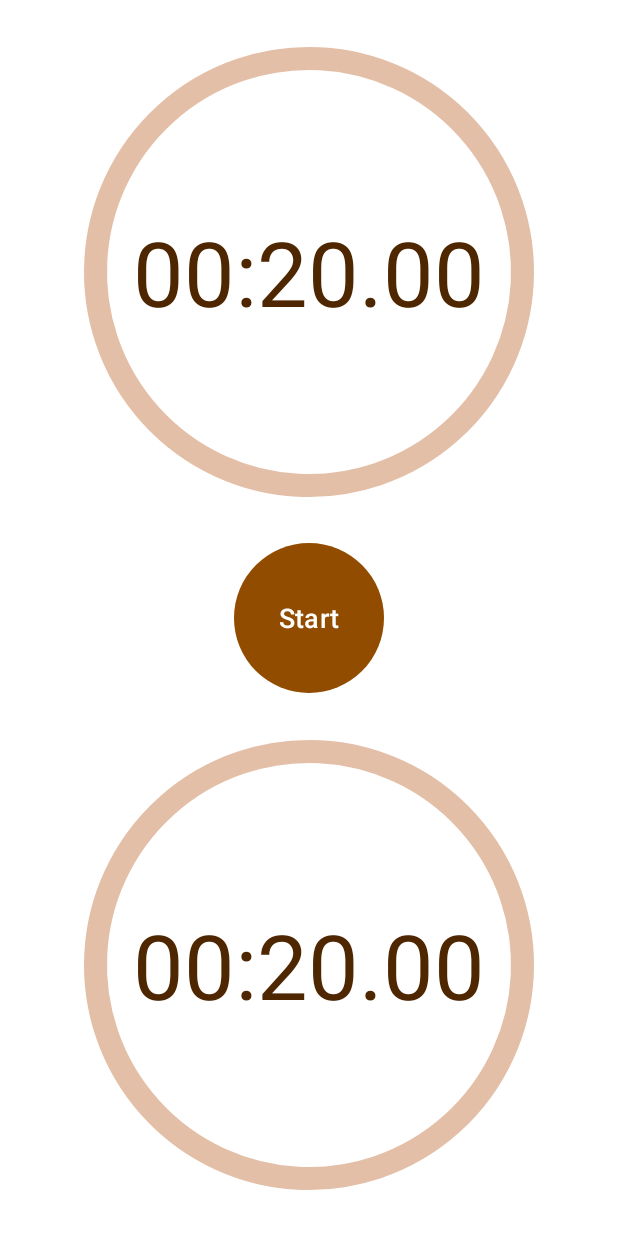
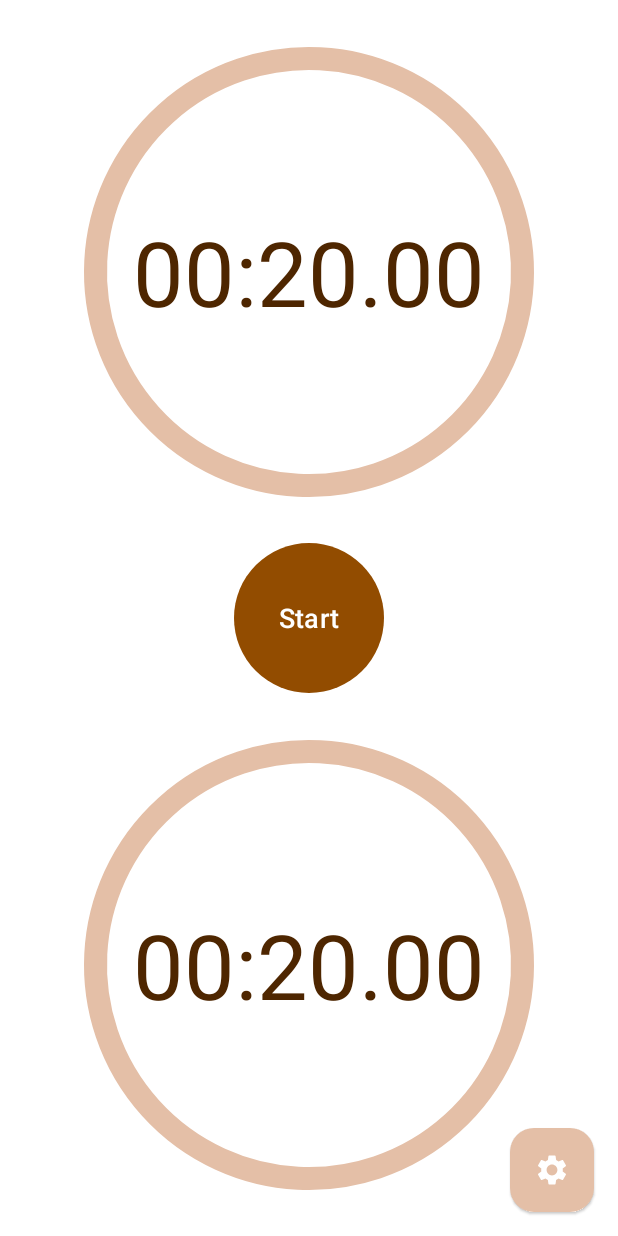
Before and after one commit to grimsun/ChessClock, an Android app: the screen it shows after launch (MainActivity), on a phone screen of 412 x 824 dp. Run offline under Robolectric (Android 15) with nearby library versions, the phone set to English and light mode, and no system bars.

Commit message:
wire up settings screen

```diff
--- a/app/src/main/AndroidManifest.xml
+++ b/app/src/main/AndroidManifest.xml
@@ -18,10 +18,11 @@
             android:exported="true">
             <intent-filter>
                 <action android:name="android.intent.action.MAIN" />
-
                 <category android:name="android.intent.category.LAUNCHER" />
             </intent-filter>
         </activity>
+        <activity
+            android:name=".SettingsActivity" />
     </application>
 
 </manifest>
--- a/app/src/main/java/com/lab/chessclock/MainActivity.kt
+++ b/app/src/main/java/com/lab/chessclock/MainActivity.kt
@@ -1,10 +1,12 @@
 package com.lab.chessclock
 
+import android.content.Intent
 import androidx.appcompat.app.AppCompatActivity
 import android.os.Bundle
 import android.util.Log
 import android.widget.Button
 import android.widget.TextView
+import com.google.android.material.floatingactionbutton.FloatingActionButton
 import com.google.android.material.progressindicator.CircularProgressIndicator
 
 class MainActivity : AppCompatActivity() {
@@ -14,6 +16,7 @@
     private lateinit var progressIndicator1: CircularProgressIndicator
     private lateinit var progressIndicator2: CircularProgressIndicator
     private lateinit var controlButton: Button
+    private lateinit var settingsButton: FloatingActionButton
 
     private lateinit var clockManager: ChessClockManager
     private lateinit var viewModel: ViewModel
@@ -21,6 +24,7 @@
     override fun onCreate(savedInstanceState: Bundle?) {
         super.onCreate(savedInstanceState)
         setContentView(R.layout.activity_main)
+        supportActionBar?.hide()
 
         timerView1 = findViewById<TextView?>(R.id.timer1).apply {
             setOnClickListener {
@@ -37,6 +41,11 @@
         controlButton = findViewById<Button?>(R.id.controlButton).apply {
             setOnClickListener {
                 clockManager.pauseOrReset()
+            }
+        }
+        settingsButton = findViewById<FloatingActionButton?>(R.id.settings_button).apply {
+            setOnClickListener {
+                it.context.startActivity(Intent(it.context, SettingsActivity::class.java))
             }
         }
 
--- /dev/null
+++ b/app/src/main/res/drawable/ic_baseline_settings_24.xml
@@ -0,0 +1,5 @@
+<vector android:height="24dp" android:tint="#FFFFFF"
+    android:viewportHeight="24" android:viewportWidth="24"
+    android:width="24dp" xmlns:android="http://schemas.android.com/apk/res/android">
+    <path android:fillColor="@android:color/white" android:pathData="M19.14,12.94c0.04,-0.3 0.06,-0.61 0.06,-0.94c0,-0.32 -0.02,-0.64 -0.07,-0.94l2.03,-1.58c0.18,-0.14 0.23,-0.41 0.12,-0.61l-1.92,-3.32c-0.12,-0.22 -0.37,-0.29 -0.59,-0.22l-2.39,0.96c-0.5,-0.38 -1.03,-0.7 -1.62,-0.94L14.4,2.81c-0.04,-0.24 -0.24,-0.41 -0.48,-0.41h-3.84c-0.24,0 -0.43,0.17 -0.47,0.41L9.25,5.35C8.66,5.59 8.12,5.92 7.63,6.29L5.24,5.33c-0.22,-0.08 -0.47,0 -0.59,0.22L2.74,8.87C2.62,9.08 2.66,9.34 2.86,9.48l2.03,1.58C4.84,11.36 4.8,11.69 4.8,12s0.02,0.64 0.07,0.94l-2.03,1.58c-0.18,0.14 -0.23,0.41 -0.12,0.61l1.92,3.32c0.12,0.22 0.37,0.29 0.59,0.22l2.39,-0.96c0.5,0.38 1.03,0.7 1.62,0.94l0.36,2.54c0.05,0.24 0.24,0.41 0.48,0.41h3.84c0.24,0 0.44,-0.17 0.47,-0.41l0.36,-2.54c0.59,-0.24 1.13,-0.56 1.62,-0.94l2.39,0.96c0.22,0.08 0.47,0 0.59,-0.22l1.92,-3.32c0.12,-0.22 0.07,-0.47 -0.12,-0.61L19.14,12.94zM12,15.6c-1.98,0 -3.6,-1.62 -3.6,-3.6s1.62,-3.6 3.6,-3.6s3.6,1.62 3.6,3.6S13.98,15.6 12,15.6z"/>
+</vector>
--- a/app/src/main/res/layout/activity_main.xml
+++ b/app/src/main/res/layout/activity_main.xml
@@ -64,4 +64,17 @@
         app:layout_constraintStart_toStartOf="parent"
         app:layout_constraintTop_toBottomOf="@id/controlButton" />
 
+    <com.google.android.material.floatingactionbutton.FloatingActionButton
+        android:id="@+id/settings_button"
+        android:layout_width="wrap_content"
+        android:layout_height="wrap_content"
+        android:layout_margin="16dp"
+        android:backgroundTint="@color/neutral"
+        app:tint="@color/surface"
+        app:elevation="1dp"
+        app:fabSize="mini"
+        app:layout_constraintBottom_toBottomOf="parent"
+        app:layout_constraintEnd_toEndOf="parent"
+        app:srcCompat="@drawable/ic_baseline_settings_24"/>
+
 </androidx.constraintlayout.widget.ConstraintLayout>
--- a/app/src/main/res/values/themes.xml
+++ b/app/src/main/res/values/themes.xml
@@ -1,6 +1,6 @@
 <resources xmlns:tools="http://schemas.android.com/tools">
     <!-- Base application theme. -->
-    <style name="Theme.ChessClock" parent="Theme.Material3.Light.NoActionBar">
+    <style name="Theme.ChessClock" parent="Theme.Material3.Light">
         <item name="colorPrimary">@color/primary</item>
         <item name="colorSecondary">@color/secondary</item>
         <item name="colorSecondaryContainer">@color/neutral</item>
```
Also changed, not shown: app/src/main/java/com/lab/chessclock/SettingsActivity.kt (+14 -0 lines).
